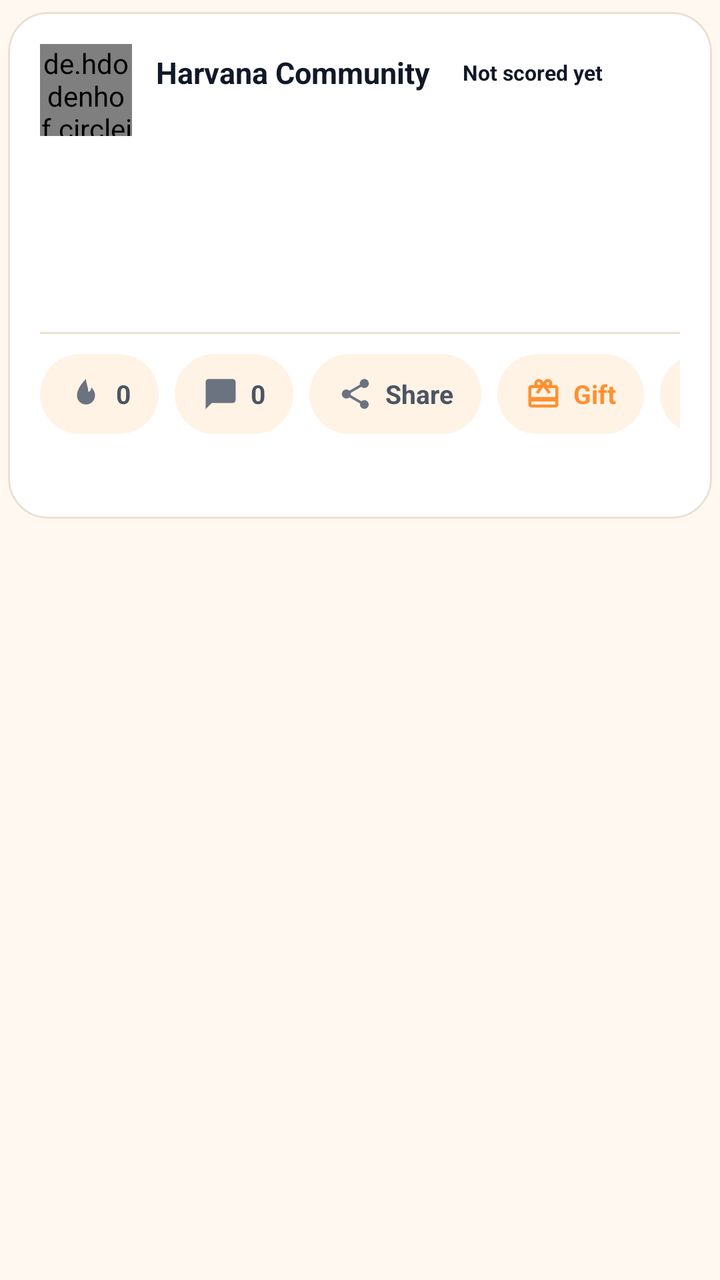
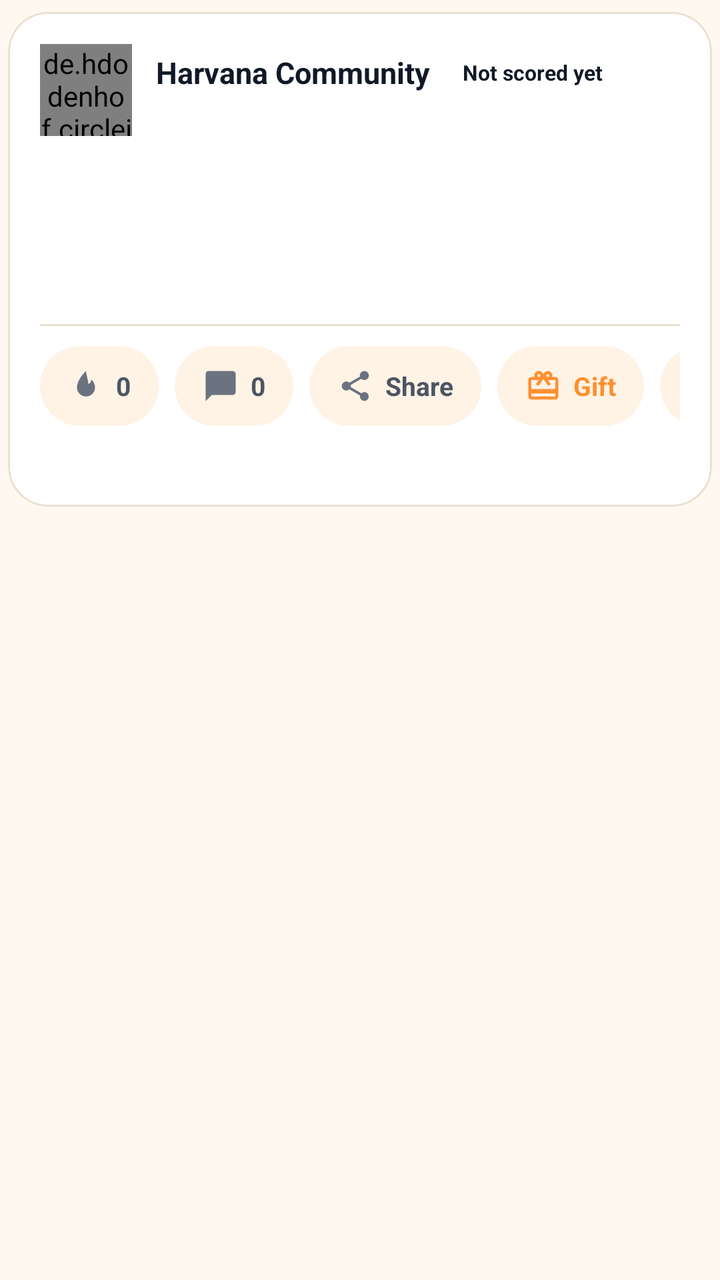

The first picture is an Android layout as it rendered before a commit; the second is the same layout after the commit. The layout source and the unified diff follow.
<!-- AndroidManifest.xml: application theme AppTheme -->
<!-- res/layout/learn_post_card.xml -->
<?xml version="1.0" encoding="utf-8"?>
<LinearLayout xmlns:android="http://schemas.android.com/apk/res/android" xmlns:app="http://schemas.android.com/apk/res-auto"
    android:layout_width="match_parent"
    android:layout_height="wrap_content"
    android:orientation="vertical">
    <com.google.android.material.card.MaterialCardView
        android:id="@+id/card_post"
        android:layout_width="match_parent"
        android:layout_height="wrap_content"
        android:layout_marginStart="4dp"
        android:layout_marginTop="6dp"
        android:layout_marginEnd="4dp"
        android:layout_marginBottom="6dp"
        app:cardBackgroundColor="@color/colorSurface"
        app:cardCornerRadius="20dp"
        app:cardElevation="0dp"
        app:strokeColor="@color/colorCardStroke"
        app:strokeWidth="1dp">
        <LinearLayout
            android:layout_width="match_parent"
            android:layout_height="wrap_content"
            android:orientation="vertical"
            android:padding="16dp">

            <LinearLayout
                android:layout_width="match_parent"
                android:layout_height="wrap_content"
                android:gravity="center_vertical"
                android:orientation="horizontal">
                <de.hdodenhof.circleimageview.CircleImageView
                    android:id="@+id/iv_avatar"
                    android:layout_width="46dp"
                    android:layout_height="46dp"
                    android:src="@drawable/ic_coin_harv"
                    app:civ_border_width="2dp"
                    app:civ_border_color="@color/colorAccent" />
                <LinearLayout
                    android:layout_width="0dp"
                    android:layout_height="wrap_content"
                    android:layout_weight="1"
                    android:layout_marginStart="12dp"
                    android:orientation="vertical">
                    <LinearLayout
                        android:layout_width="match_parent"
                        android:layout_height="wrap_content"
                        android:gravity="center_vertical"
                        android:orientation="horizontal">
                        <TextView
                            android:id="@+id/tv_name"
                            android:layout_width="wrap_content"
                            android:layout_height="wrap_content"
                            android:layout_weight="0"
                            android:maxLines="1"
                            android:ellipsize="end"
                            android:maxWidth="150dp"
                            android:text="Harvana Community"
                            android:textColor="@color/colorTextPrimary"
                            android:textSize="15sp"
                            android:textStyle="bold" />
                        <TextView
                            android:id="@+id/tv_trust"
                            android:layout_width="wrap_content"
                            android:layout_height="wrap_content"
                            android:layout_marginStart="8dp"
                            android:paddingStart="8dp"
                            android:paddingEnd="8dp"
                            android:paddingTop="2dp"
                            android:paddingBottom="2dp"
                            android:text="Not scored yet"
                            android:textSize="10.5sp"
                            android:textStyle="bold" />
                    </LinearLayout>
                    <TextView
                        android:id="@+id/tv_meta"
                        android:layout_width="match_parent"
                        android:layout_height="wrap_content"
                        android:layout_marginTop="1dp"
                        android:textColor="@color/colorTextTertiary"
                        android:textSize="12sp" />
                </LinearLayout>
            </LinearLayout>

            <TextView
                android:id="@+id/tv_category"
                android:layout_width="wrap_content"
                android:layout_height="wrap_content"
                android:layout_marginTop="14dp"
                android:textColor="@color/colorAccent"
                android:textSize="11.5sp"
                android:textStyle="bold" />

            <TextView
                android:id="@+id/tv_title"
                android:layout_width="match_parent"
                android:layout_height="wrap_content"
                android:layout_marginTop="4dp"
                android:textColor="@color/colorTextPrimary"
                android:textSize="17sp"
                android:textStyle="bold"
                android:lineSpacingMultiplier="1.1" />

            <TextView
                android:id="@+id/tv_body"
                android:layout_width="match_parent"
                android:layout_height="wrap_content"
                android:layout_marginTop="8dp"
                android:textColor="@color/colorTextSecondary"
                android:textSize="14.5sp"
                android:lineSpacingMultiplier="1.2"
                android:textIsSelectable="false" />

            <ImageView
                android:id="@+id/iv_cover"
                android:layout_width="match_parent"
                android:layout_height="190dp"
                android:layout_marginTop="12dp"
                android:background="@color/colorSurfaceAlt"
                android:scaleType="centerCrop"
                android:visibility="gone" />

            <View
                android:layout_width="match_parent"
                android:layout_height="1dp"
                android:layout_marginTop="14dp"
                android:background="@color/colorCardStroke" />

            <HorizontalScrollView
                android:layout_width="match_parent"
                android:layout_height="wrap_content"
                android:layout_marginTop="10dp"
                android:scrollbars="none">
                <LinearLayout
                    android:layout_width="wrap_content"
                    android:layout_height="wrap_content"
                    android:gravity="center_vertical"
                    android:orientation="horizontal">
                    <LinearLayout
                        android:id="@+id/ll_fire"
                        android:layout_width="wrap_content"
                        android:layout_height="40dp"
                        android:gravity="center"
                        android:paddingStart="14dp"
                        android:paddingEnd="14dp"
                        android:background="@drawable/bg_learn_action"
                        android:orientation="horizontal">
                        <ImageView
                            android:id="@+id/iv_fire"
                            android:layout_width="18dp"
                            android:layout_height="18dp"
                            android:src="@drawable/ic_learn_fire"
                            app:tint="@color/colorTextTertiary" />
                        <TextView
                            android:id="@+id/tv_fire"
                            android:layout_width="wrap_content"
                            android:layout_height="wrap_content"
                            android:layout_marginStart="6dp"
                            android:text="0"
                            android:textColor="@color/colorTextSecondary"
                            android:textSize="13sp"
                            android:textStyle="bold" />
                    </LinearLayout>
                    <LinearLayout
                        android:id="@+id/ll_comment"
                        android:layout_width="wrap_content"
                        android:layout_height="40dp"
                        android:layout_marginStart="8dp"
                        android:gravity="center"
                        android:paddingStart="14dp"
                        android:paddingEnd="14dp"
                        android:background="@drawable/bg_learn_action"
                        android:orientation="horizontal">
                        <ImageView
                            android:layout_width="18dp"
                            android:layout_height="18dp"
                            android:src="@drawable/ic_learn_comment"
                            app:tint="@color/colorTextTertiary" />
                        <TextView
                            android:id="@+id/tv_comment"
                            android:layout_width="wrap_content"
                            android:layout_height="wrap_content"
                            android:layout_marginStart="6dp"
                            android:text="0"
                            android:textColor="@color/colorTextSecondary"
                            android:textSize="13sp"
                            android:textStyle="bold" />
                    </LinearLayout>
                    <LinearLayout
                        android:id="@+id/ll_share"
                        android:layout_width="wrap_content"
                        android:layout_height="40dp"
                        android:layout_marginStart="8dp"
                        android:gravity="center"
                        android:paddingStart="14dp"
                        android:paddingEnd="14dp"
                        android:background="@drawable/bg_learn_action"
                        android:orientation="horizontal">
                        <ImageView
                            android:layout_width="18dp"
                            android:layout_height="18dp"
                            android:src="@drawable/ic_learn_share"
                            app:tint="@color/colorTextTertiary" />
                        <TextView
                            android:layout_width="wrap_content"
                            android:layout_height="wrap_content"
                            android:layout_marginStart="6dp"
                            android:text="Share"
                            android:textColor="@color/colorTextSecondary"
                            android:textSize="13sp"
                            android:textStyle="bold" />
                    </LinearLayout>
                    <LinearLayout
                        android:id="@+id/ll_gift"
                        android:layout_width="wrap_content"
                        android:layout_height="40dp"
                        android:layout_marginStart="8dp"
                        android:gravity="center"
                        android:paddingStart="14dp"
                        android:paddingEnd="14dp"
                        android:background="@drawable/bg_learn_action"
                        android:orientation="horizontal">
                        <ImageView
                            android:layout_width="18dp"
                            android:layout_height="18dp"
                            android:src="@drawable/ic_learn_gift"
                            app:tint="@color/colorAccent" />
                        <TextView
                            android:layout_width="wrap_content"
                            android:layout_height="wrap_content"
                            android:layout_marginStart="6dp"
                            android:text="Gift"
                            android:textColor="@color/colorAccent"
                            android:textSize="13sp"
                            android:textStyle="bold" />
                    </LinearLayout>
                    <ImageView
                        android:id="@+id/iv_more"
                        android:layout_width="40dp"
                        android:layout_height="40dp"
                        android:layout_marginStart="8dp"
                        android:padding="10dp"
                        android:background="@drawable/bg_learn_action"
                        android:src="@drawable/ic_learn_more"
                        app:tint="@color/colorTextTertiary" />
                </LinearLayout>
            </HorizontalScrollView>

            <TextView
                android:id="@+id/tv_views_line"
                android:layout_width="match_parent"
                android:layout_height="wrap_content"
                android:layout_marginTop="10dp"
                android:textColor="@color/colorTextTertiary"
                android:textSize="12sp" />

        </LinearLayout>
    </com.google.android.material.card.MaterialCardView>
</LinearLayout>
<!-- resources referenced by this layout -->
<resources>
  <color name="colorAccent">#FF9030</color>
  <color name="colorCardStroke">#EADFD0</color>
  <color name="colorSurface">#FFFFFF</color>
  <color name="colorSurfaceAlt">#FFF3E6</color>
  <color name="colorTextPrimary">#111827</color>
  <color name="colorTextSecondary">#4B5563</color>
  <color name="colorTextTertiary">#6B7280</color>
  <!-- drawable bg_learn_action (drawable) -->
  <?xml version="1.0" encoding="utf-8"?>
  <shape xmlns:android="http://schemas.android.com/apk/res/android" android:shape="rectangle">
      <solid android:color="@color/colorSurfaceAlt"/>
      <corners android:radius="22dp"/>
  </shape>
  <!-- drawable ic_learn_comment (drawable) -->
  <?xml version="1.0" encoding="utf-8"?>
  <vector xmlns:android="http://schemas.android.com/apk/res/android"
      android:width="24dp" android:height="24dp" android:viewportWidth="24" android:viewportHeight="24">
      <path android:fillColor="#FF000000" android:pathData="M20,2H4c-1.1,0 -2,0.9 -2,2v18l4,-4h14c1.1,0 2,-0.9 2,-2V4c0,-1.1 -0.9,-2 -2,-2z"/>
  </vector>
  <!-- drawable ic_learn_fire (drawable) -->
  <?xml version="1.0" encoding="utf-8"?>
  <vector xmlns:android="http://schemas.android.com/apk/res/android"
      android:width="24dp" android:height="24dp" android:viewportWidth="24" android:viewportHeight="24">
      <path android:fillColor="#FF000000" android:pathData="M12,2c0,0 -6,5.5 -6,11a6,6 0,0 0,12 0c0,-2.5 -1.5,-4.5 -2.5,-5.5c0,2 -1,3 -2,3c0,-3 -1.5,-6 -1.5,-8.5z"/>
  </vector>
  <!-- drawable ic_learn_more (drawable) -->
  <?xml version="1.0" encoding="utf-8"?>
  <vector xmlns:android="http://schemas.android.com/apk/res/android"
      android:width="24dp" android:height="24dp" android:viewportWidth="24" android:viewportHeight="24">
      <path android:fillColor="#FF000000" android:pathData="M6,10c-1.1,0 -2,0.9 -2,2s0.9,2 2,2 2,-0.9 2,-2 -0.9,-2 -2,-2zM18,10c-1.1,0 -2,0.9 -2,2s0.9,2 2,2 2,-0.9 2,-2 -0.9,-2 -2,-2zM12,10c-1.1,0 -2,0.9 -2,2s0.9,2 2,2 2,-0.9 2,-2 -0.9,-2 -2,-2z"/>
  </vector>
  <style name="HarvanaTextView" parent="android:Widget.TextView">
          <item name="android:textColor">@color/colorTextPrimary</item>
      </style>
  <color name="colorTextOnAccent">#111827</color>
  <color name="colorAccentDark">#E57A14</color>
  <color name="colorError">#EF4444</color>
  <color name="colorTextPrimaryWhite">#FFFFFF</color>
  <color name="colorControlNormal">#6B7280</color>
  <color name="colorAccentRipple">#1AFF9030</color>
  <color name="colorAccentStroke">#33FF9030</color>
  <color name="colorAccentStrong">#B85F0A</color>
  <color name="colorBackground">#FFF8F0</color>
  <style name="HarvanaDialogButton" parent="Widget.MaterialComponents.Button.TextButton.Dialog">
          <item name="android:textColor">@color/colorAccent</item>
          <item name="android:minHeight">48dp</item>
      </style>
  <style name="HarvanaBottomSheetStyle" parent="Widget.MaterialComponents.BottomSheet.Modal">
          <item name="backgroundTint">?attr/colorSurface</item>
          <item name="shapeAppearanceOverlay">@style/HarvanaBottomSheetShape</item>
      </style>
  <style name="HarvanaBottomSheetShape" parent="">
          <item name="cornerFamily">rounded</item>
          <item name="cornerSizeTopLeft">20dp</item>
          <item name="cornerSizeTopRight">20dp</item>
          <item name="cornerSizeBottomLeft">0dp</item>
          <item name="cornerSizeBottomRight">0dp</item>
      </style>
  <!-- unchanged entries left out for length: 6 -->
</resources>

<!-- the commit's change to res/layout/learn_post_card.xml (unified diff, before → after) -->
@@ -19,8 +19,35 @@
         <LinearLayout
             android:layout_width="match_parent"
             android:layout_height="wrap_content"
+            android:orientation="vertical">
+
+            
+            <FrameLayout
+                android:id="@+id/fl_cover"
+                android:layout_width="match_parent"
+                android:layout_height="132dp"
+                android:visibility="gone">
+                <ImageView
+                    android:id="@+id/iv_cover"
+                    android:layout_width="match_parent"
+                    android:layout_height="match_parent"
+                    android:background="@color/colorSurfaceAlt"
+                    android:scaleType="centerCrop" />
+                <View
+                    android:id="@+id/v_cover_fade"
+                    android:layout_width="match_parent"
+                    android:layout_height="match_parent" />
+            </FrameLayout>
+
+        <LinearLayout
+            android:id="@+id/ll_content"
+            android:layout_width="match_parent"
+            android:layout_height="wrap_content"
             android:orientation="vertical"
-            android:padding="16dp">
+            android:paddingStart="16dp"
+            android:paddingTop="16dp"
+            android:paddingEnd="16dp"
+            android:paddingBottom="14dp">
 
             <LinearLayout
                 android:layout_width="match_parent"
@@ -84,7 +111,7 @@
                 android:id="@+id/tv_category"
                 android:layout_width="wrap_content"
                 android:layout_height="wrap_content"
-                android:layout_marginTop="14dp"
+                android:layout_marginTop="10dp"
                 android:textColor="@color/colorAccent"
                 android:textSize="11.5sp"
                 android:textStyle="bold" />
@@ -108,15 +135,6 @@
                 android:textSize="14.5sp"
                 android:lineSpacingMultiplier="1.2"
                 android:textIsSelectable="false" />
-
-            <ImageView
-                android:id="@+id/iv_cover"
-                android:layout_width="match_parent"
-                android:layout_height="190dp"
-                android:layout_marginTop="12dp"
-                android:background="@color/colorSurfaceAlt"
-                android:scaleType="centerCrop"
-                android:visibility="gone" />
 
             <View
                 android:layout_width="match_parent"
@@ -253,5 +271,6 @@
                 android:textSize="12sp" />
 
         </LinearLayout>
+        </LinearLayout>
     </com.google.android.material.card.MaterialCardView>
 </LinearLayout>
